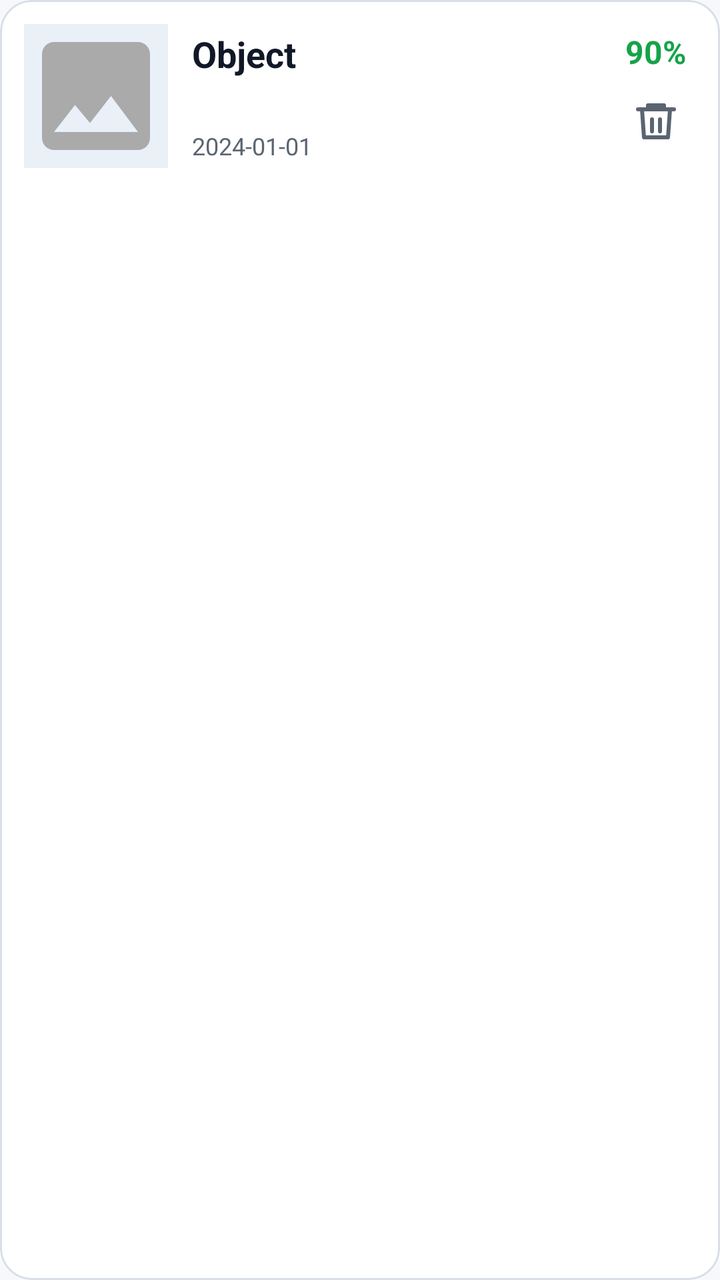
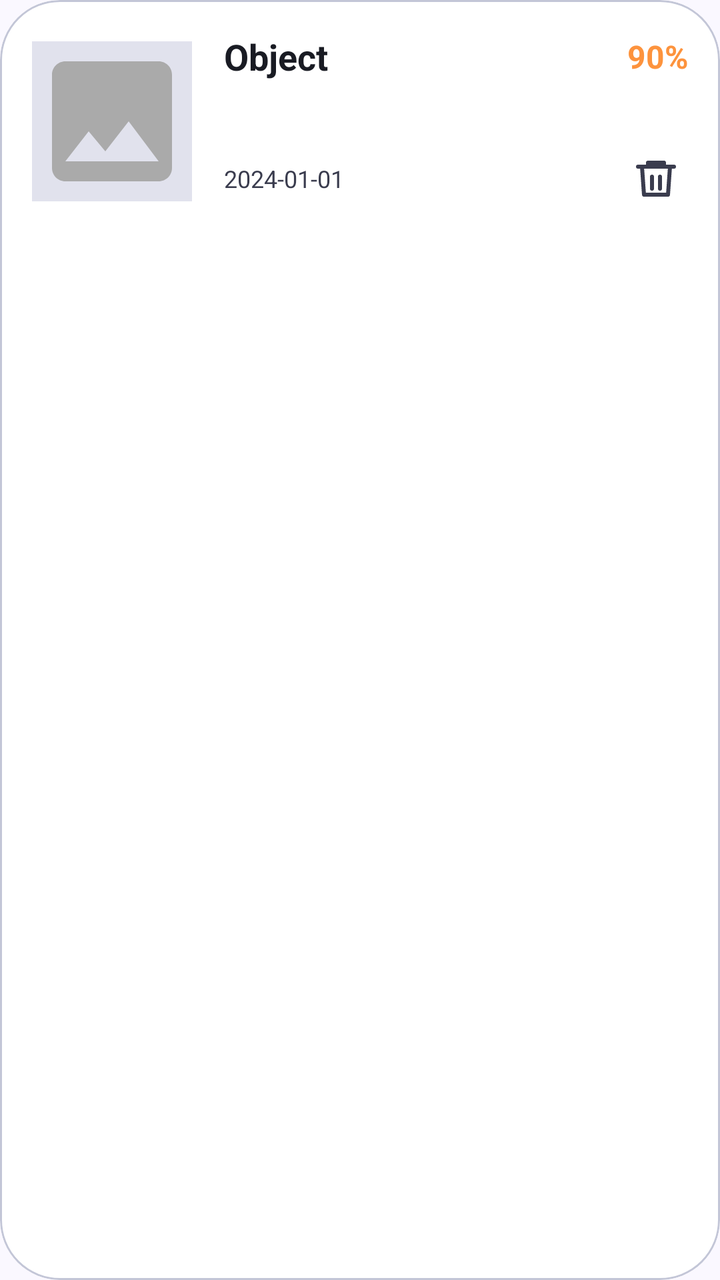

Compare the two renders of this Android layout. The source of the first and the diff that turns it into the second are given below.
<!-- AndroidManifest.xml: application theme Theme.ObjectLanguage -->
<!-- res/layout/item_history.xml -->
<?xml version="1.0" encoding="utf-8"?>
<com.google.android.material.card.MaterialCardView xmlns:android="http://schemas.android.com/apk/res/android"
    xmlns:app="http://schemas.android.com/apk/res-auto"
    android:layout_width="match_parent"
    android:layout_height="wrap_content"
    android:layout_marginBottom="10dp"
    app:cardBackgroundColor="@color/surface"
    app:cardCornerRadius="16dp"
    app:cardElevation="0dp"
    app:strokeColor="@color/divider"
    app:strokeWidth="1dp">

    <LinearLayout
        android:layout_width="match_parent"
        android:layout_height="wrap_content"
        android:gravity="center_vertical"
        android:minHeight="96dp"
        android:orientation="horizontal"
        android:padding="12dp">

        <ImageView
            android:id="@+id/ivThumbnail"
            android:layout_width="72dp"
            android:layout_height="72dp"
            android:background="@color/surface_variant"
            android:contentDescription="@string/history_image"
            android:scaleType="centerCrop"
            android:src="@drawable/ic_image_placeholder" />

        <LinearLayout
            android:layout_width="0dp"
            android:layout_height="wrap_content"
            android:layout_marginStart="12dp"
            android:layout_weight="1"
            android:orientation="vertical">

            <TextView
                android:id="@+id/tvObjectCode"
                android:layout_width="match_parent"
                android:layout_height="wrap_content"
                android:ellipsize="end"
                android:maxLines="1"
                android:text="Object"
                android:textColor="@color/text_primary"
                android:textSize="18sp"
                android:textStyle="bold" />

            <TextView
                android:id="@+id/tvDefinition"
                android:layout_width="match_parent"
                android:layout_height="wrap_content"
                android:layout_marginTop="2dp"
                android:ellipsize="end"
                android:maxLines="1"
                android:textColor="@color/text_secondary"
                android:textSize="13sp" />

            <TextView
                android:id="@+id/tvDate"
                android:layout_width="match_parent"
                android:layout_height="wrap_content"
                android:layout_marginTop="6dp"
                android:ellipsize="end"
                android:maxLines="1"
                android:text="2024-01-01"
                android:textColor="@color/text_secondary"
                android:textSize="12sp" />

            <TextView
                android:id="@+id/tvReviewStatus"
                android:layout_width="wrap_content"
                android:layout_height="wrap_content"
                android:layout_marginTop="6dp"
                android:paddingStart="8dp"
                android:paddingTop="3dp"
                android:paddingEnd="8dp"
                android:paddingBottom="3dp"
                android:textColor="@color/warning"
                android:textSize="11sp"
                android:textStyle="bold"
                android:visibility="gone" />
        </LinearLayout>

        <LinearLayout
            android:layout_width="wrap_content"
            android:layout_height="match_parent"
            android:gravity="center"
            android:orientation="vertical">

            <TextView
                android:id="@+id/tvConfidence"
                android:layout_width="wrap_content"
                android:layout_height="wrap_content"
                android:text="90%"
                android:textColor="@color/secondary"
                android:textSize="16sp"
                android:textStyle="bold" />

            <ImageButton
                android:id="@+id/btnDeleteHistory"
                android:layout_width="40dp"
                android:layout_height="40dp"
                android:layout_marginTop="4dp"
                android:background="?attr/selectableItemBackgroundBorderless"
                android:contentDescription="@string/btn_delete"
                android:src="@drawable/ic_delete"
                app:tint="@color/text_secondary" />
        </LinearLayout>
    </LinearLayout>
</com.google.android.material.card.MaterialCardView>
<!-- resources referenced by this layout -->
<resources>
  <color name="divider">#D8DEE8</color>
  <color name="secondary">#16A34A</color>
  <color name="surface">#FFFFFF</color>
  <color name="surface_variant">#EAF0F7</color>
  <color name="text_primary">#111827</color>
  <color name="text_secondary">#5B6472</color>
  <color name="warning">#D97706</color>
  <!-- drawable ic_image_placeholder (drawable) -->
  <?xml version="1.0" encoding="utf-8"?>
  <vector xmlns:android="http://schemas.android.com/apk/res/android"
      android:width="24dp"
      android:height="24dp"
      android:viewportWidth="24"
      android:viewportHeight="24">
      <path
          android:fillColor="@android:color/darker_gray"
          android:pathData="M21,19V5c0,-1.1 -0.9,-2 -2,-2H5c-1.1,0 -2,0.9 -2,2v14c0,1.1 0.9,2 2,2h14c1.1,0 2,-0.9 2,-2zM8.5,13.5l2.5,3.01L14.5,12l4.5,6H5l3.5,-4.5z" />
  </vector>
  <string name="btn_delete">Xóa</string>
  <string name="history_image">Ảnh lịch sử quét</string>
  <style name="Theme.ObjectLanguage" parent="Theme.Material3.Light.NoActionBar">
          <item name="colorPrimary">@color/primary</item>
          <item name="colorPrimaryVariant">@color/primary_dark</item>
          <item name="colorOnPrimary">@color/text_on_primary</item>
          <item name="colorSecondary">@color/secondary</item>
          <item name="colorOnSecondary">@color/text_on_primary</item>
          <item name="android:colorBackground">@color/background</item>
          <item name="android:windowBackground">@color/background</item>
          <item name="colorSurface">@color/surface</item>
          <item name="android:statusBarColor">@color/background</item>
          <item name="android:windowLightStatusBar">true</item>
          <item name="android:navigationBarColor">@color/surface</item>
          <item name="android:windowLightNavigationBar" tools:targetApi="o_mr1">true</item>
          
          <item name="cardViewStyle">@style/Widget.App.CardView</item>
          <item name="bottomNavigationStyle">@style/Widget.App.BottomNav</item>
      </style>
  <color name="primary">#2563EB</color>
  <color name="primary_dark">#1E40AF</color>
  <color name="text_on_primary">#FFFFFF</color>
  <color name="background">#F6F8FB</color>
  <style name="Widget.App.CardView" parent="Widget.Material3.CardView.Elevated">
          <item name="cardBackgroundColor">@color/surface</item>
          <item name="cardCornerRadius">14dp</item>
          <item name="cardElevation">0dp</item>
          <item name="strokeWidth">0dp</item>
      </style>
  <style name="Widget.App.BottomNav" parent="Widget.Material3.BottomNavigationView">
          <item name="backgroundTint">@color/bottom_nav_bg</item>
          <item name="itemIconTint">@color/bottom_nav_color</item>
          <item name="itemTextColor">@color/bottom_nav_color</item>
          <item name="itemActiveIndicatorStyle">@style/Widget.App.BottomNav.ActiveIndicator</item>
          <item name="labelVisibilityMode">labeled</item>
          <item name="itemRippleColor">@color/primary_light</item>
      </style>
  <color name="bottom_nav_bg">#FFFFFF</color>
  <style name="Widget.App.BottomNav.ActiveIndicator" parent="Widget.Material3.BottomNavigationView.ActiveIndicator">
          <item name="android:color">@color/surface_variant</item>
          <item name="shapeAppearance">@style/ShapeAppearance.App.SmallComponent</item>
      </style>
  <color name="primary_light">#DBEAFE</color>
  <style name="ShapeAppearance.App.SmallComponent" parent="ShapeAppearance.Material3.SmallComponent">
          <item name="cornerSize">14dp</item>
      </style>
  <!-- unchanged entries left out for length: 1 -->
</resources>

<!-- the commit's change to res/layout/item_history.xml (unified diff, before → after) -->
@@ -3,108 +3,110 @@
     xmlns:app="http://schemas.android.com/apk/res-auto"
     android:layout_width="match_parent"
     android:layout_height="wrap_content"
-    android:layout_marginBottom="10dp"
+    android:layout_marginBottom="12dp"
     app:cardBackgroundColor="@color/surface"
-    app:cardCornerRadius="16dp"
+    app:cardCornerRadius="30dp"
     app:cardElevation="0dp"
-    app:strokeColor="@color/divider"
+    app:strokeColor="@color/outline_variant"
     app:strokeWidth="1dp">
 
     <LinearLayout
         android:layout_width="match_parent"
         android:layout_height="wrap_content"
         android:gravity="center_vertical"
-        android:minHeight="96dp"
         android:orientation="horizontal"
-        android:padding="12dp">
+        android:padding="16dp">
 
-        <ImageView
+        <com.google.android.material.imageview.ShapeableImageView
             android:id="@+id/ivThumbnail"
-            android:layout_width="72dp"
-            android:layout_height="72dp"
+            android:layout_width="80dp"
+            android:layout_height="80dp"
             android:background="@color/surface_variant"
             android:contentDescription="@string/history_image"
             android:scaleType="centerCrop"
-            android:src="@drawable/ic_image_placeholder" />
+            android:src="@drawable/ic_image_placeholder"
+            app:cornerSize="20dp" />
 
         <LinearLayout
             android:layout_width="0dp"
             android:layout_height="wrap_content"
-            android:layout_marginStart="12dp"
+            android:layout_marginStart="16dp"
             android:layout_weight="1"
             android:orientation="vertical">
 
-            <TextView
-                android:id="@+id/tvObjectCode"
+            
+            <LinearLayout
                 android:layout_width="match_parent"
                 android:layout_height="wrap_content"
-                android:ellipsize="end"
-                android:maxLines="1"
-                android:text="Object"
-                android:textColor="@color/text_primary"
-                android:textSize="18sp"
-                android:textStyle="bold" />
+                android:gravity="center_vertical"
+                android:orientation="horizontal">
 
+                <TextView
+                    android:id="@+id/tvObjectCode"
+                    android:layout_width="0dp"
+                    android:layout_height="wrap_content"
+                    android:layout_weight="1"
+                    android:ellipsize="end"
+                    android:maxLines="1"
+                    android:text="Object"
+                    android:textColor="@color/text_primary"
+                    android:textSize="18sp"
+                    android:textStyle="bold" />
+
+                <TextView
+                    android:id="@+id/tvConfidence"
+                    android:layout_width="wrap_content"
+                    android:layout_height="wrap_content"
+                    android:text="90%"
+                    android:textColor="@color/secondary"
+                    android:textSize="16sp"
+                    android:textStyle="bold" />
+            </LinearLayout>
+
+            
             <TextView
                 android:id="@+id/tvDefinition"
                 android:layout_width="match_parent"
                 android:layout_height="wrap_content"
-                android:layout_marginTop="2dp"
+                android:layout_marginTop="6dp"
                 android:ellipsize="end"
-                android:maxLines="1"
+                android:maxLines="2"
                 android:textColor="@color/text_secondary"
-                android:textSize="13sp" />
+                android:textSize="14sp" />
 
-            <TextView
-                android:id="@+id/tvDate"
+            
+            <RelativeLayout
                 android:layout_width="match_parent"
                 android:layout_height="wrap_content"
-                android:layout_marginTop="6dp"
-                android:ellipsize="end"
-                android:maxLines="1"
-                android:text="2024-01-01"
-                android:textColor="@color/text_secondary"
-                android:textSize="12sp" />
+                android:layout_marginTop="8dp">
 
-            <TextView
-                android:id="@+id/tvReviewStatus"
-                android:layout_width="wrap_content"
-                android:layout_height="wrap_content"
-                android:layout_marginTop="6dp"
-                android:paddingStart="8dp"
-                android:paddingTop="3dp"
-                android:paddingEnd="8dp"
-                android:paddingBottom="3dp"
-                android:textColor="@color/warning"
-                android:textSize="11sp"
-                android:textStyle="bold"
-                android:visibility="gone" />
-        </LinearLayout>
+                <TextView
+                    android:id="@+id/tvDate"
+                    android:layout_width="wrap_content"
+                    android:layout_height="wrap_content"
+                    android:layout_alignParentStart="true"
+                    android:layout_centerVertical="true"
+                    android:layout_toStartOf="@id/btnDeleteHistory"
+                    android:layout_marginEnd="8dp"
+                    android:ellipsize="end"
+                    android:maxLines="1"
+                    android:text="2024-01-01"
+                    android:textColor="@color/text_muted"
+                    android:textSize="12sp" />
 
-        <LinearLayout
-            android:layout_width="wrap_content"
-            android:layout_height="match_parent"
-            android:gravity="center"
-            android:orientation="vertical">
-
-            <TextView
-                android:id="@+id/tvConfidence"
-                android:layout_width="wrap_content"
-                android:layout_height="wrap_content"
-                android:text="90%"
-                android:textColor="@color/secondary"
-                android:textSize="16sp"
-                android:textStyle="bold" />
-
-            <ImageButton
-                android:id="@+id/btnDeleteHistory"
-                android:layout_width="40dp"
-                android:layout_height="40dp"
-                android:layout_marginTop="4dp"
-                android:background="?attr/selectableItemBackgroundBorderless"
-                android:contentDescription="@string/btn_delete"
-                android:src="@drawable/ic_delete"
-                app:tint="@color/text_secondary" />
+                <ImageButton
+                    android:id="@+id/btnDeleteHistory"
+                    android:layout_width="32dp"
+                    android:layout_height="32dp"
+                    android:layout_alignParentEnd="true"
+                    android:layout_centerVertical="true"
+                    android:background="?attr/selectableItemBackgroundBorderless"
+                    android:contentDescription="@string/btn_delete"
+                    android:padding="4dp"
+                    android:scaleType="fitCenter"
+                    android:src="@drawable/ic_delete"
+                    app:tint="@color/text_muted" />
+            </RelativeLayout>
         </LinearLayout>
     </LinearLayout>
 </com.google.android.material.card.MaterialCardView>
<!-- resource entries referenced after the edit -->
@@ -1,12 +1,12 @@
 <!-- resources referenced by this layout -->
 <resources>
-  <color name="divider">#D8DEE8</color>
-  <color name="secondary">#16A34A</color>
+  <color name="outline_variant">#C3C6D7</color>
+  <color name="secondary">#FD933D</color>
   <color name="surface">#FFFFFF</color>
-  <color name="surface_variant">#EAF0F7</color>
-  <color name="text_primary">#111827</color>
-  <color name="text_secondary">#5B6472</color>
-  <color name="warning">#D97706</color>
+  <color name="surface_variant">#E1E2ED</color>
+  <color name="text_muted">#3A3C4E</color>
+  <color name="text_primary">#191B23</color>
+  <color name="text_secondary">#22242F</color>
   <!-- drawable ic_image_placeholder (drawable) -->
   <?xml version="1.0" encoding="utf-8"?>
   <vector xmlns:android="http://schemas.android.com/apk/res/android"
@@ -21,10 +21,13 @@
   <string name="btn_delete">Xóa</string>
   <string name="history_image">Ảnh lịch sử quét</string>
   <style name="Theme.ObjectLanguage" parent="Theme.Material3.Light.NoActionBar">
+          
           <item name="colorPrimary">@color/primary</item>
           <item name="colorPrimaryVariant">@color/primary_dark</item>
           <item name="colorOnPrimary">@color/text_on_primary</item>
+          
           <item name="colorSecondary">@color/secondary</item>
+          <item name="colorTertiary">@color/violet</item>
           <item name="colorOnSecondary">@color/text_on_primary</item>
           <item name="android:colorBackground">@color/background</item>
           <item name="android:windowBackground">@color/background</item>
@@ -33,14 +36,15 @@
           <item name="android:windowLightStatusBar">true</item>
           <item name="android:navigationBarColor">@color/surface</item>
           <item name="android:windowLightNavigationBar" tools:targetApi="o_mr1">true</item>
-          
+  
           <item name="cardViewStyle">@style/Widget.App.CardView</item>
           <item name="bottomNavigationStyle">@style/Widget.App.BottomNav</item>
       </style>
-  <color name="primary">#2563EB</color>
-  <color name="primary_dark">#1E40AF</color>
+  <color name="primary">#004AC6</color>
+  <color name="primary_dark">#003EA8</color>
   <color name="text_on_primary">#FFFFFF</color>
-  <color name="background">#F6F8FB</color>
+  <color name="violet">#7C3AED</color>
+  <color name="background">#FAF8FF</color>
   <style name="Widget.App.CardView" parent="Widget.Material3.CardView.Elevated">
           <item name="cardBackgroundColor">@color/surface</item>
           <item name="cardCornerRadius">14dp</item>
@@ -60,7 +64,7 @@
           <item name="android:color">@color/surface_variant</item>
           <item name="shapeAppearance">@style/ShapeAppearance.App.SmallComponent</item>
       </style>
-  <color name="primary_light">#DBEAFE</color>
+  <color name="primary_light">#DBE1FF</color>
   <style name="ShapeAppearance.App.SmallComponent" parent="ShapeAppearance.Material3.SmallComponent">
           <item name="cornerSize">14dp</item>
       </style>
